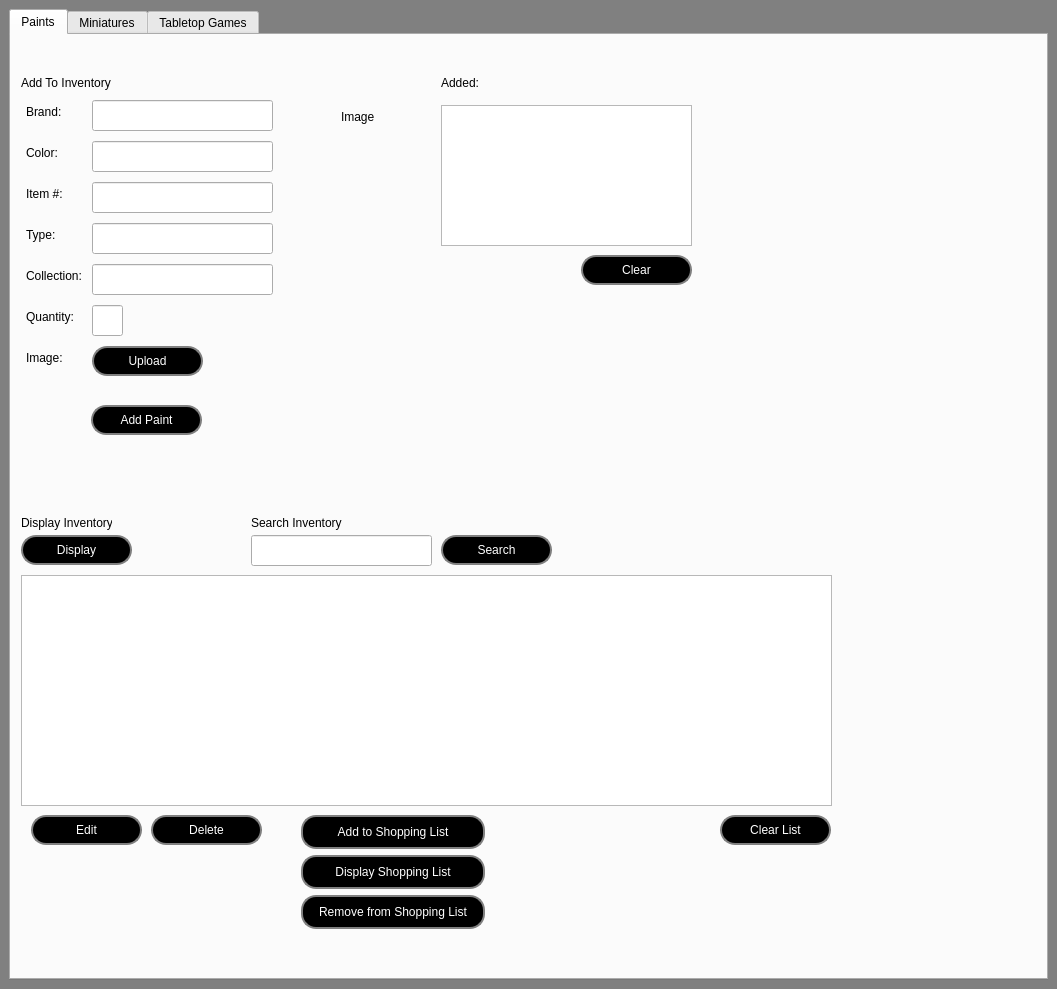
Qt form mainwindow.ui (amy-e-stone/MiniPaintVault) before a commit.
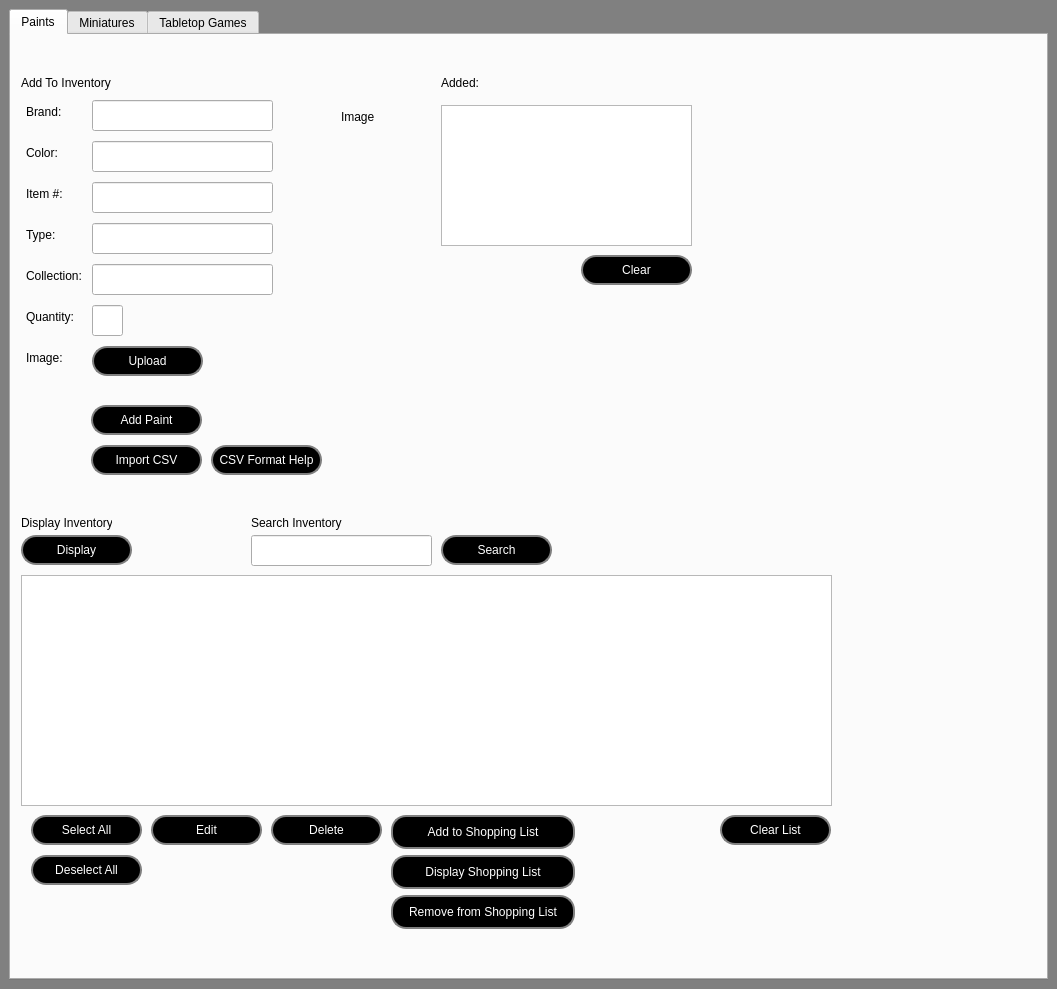
The same form after that commit.

Commit message: Added import feature and csv format instructions. Added 'Select All' and 'Deselect All' buttons. Made it so a user can only select one item at a time to edit, to mitigate closing each edit window one at a time when several items are selected

What changed in the file:
```diff
--- a/mainwindow.ui
+++ b/mainwindow.ui
@@ -287,7 +287,7 @@
        <widget class="QPushButton" name="buttonDelete">
         <property name="geometry">
          <rect>
-          <x>140</x>
+          <x>260</x>
           <y>780</y>
           <width>111</width>
           <height>30</height>
@@ -362,7 +362,7 @@
        <widget class="QPushButton" name="buttonEdit">
         <property name="geometry">
          <rect>
-          <x>20</x>
+          <x>140</x>
           <y>780</y>
           <width>111</width>
           <height>30</height>
@@ -410,22 +410,22 @@
        <widget class="QPushButton" name="buttonAddToShopping">
         <property name="geometry">
          <rect>
-          <x>290</x>
+          <x>380</x>
           <y>780</y>
           <width>184</width>
-          <height>30</height>
+          <height>34</height>
          </rect>
         </property>
         <property name="minimumSize">
          <size>
           <width>184</width>
-          <height>30</height>
+          <height>34</height>
          </size>
         </property>
         <property name="maximumSize">
          <size>
           <width>184</width>
-          <height>30</height>
+          <height>34</height>
          </size>
         </property>
         <property name="styleSheet">
@@ -443,22 +443,22 @@
        <widget class="QPushButton" name="buttonDisplayShoppingList">
         <property name="geometry">
          <rect>
-          <x>290</x>
+          <x>380</x>
           <y>820</y>
           <width>184</width>
-          <height>30</height>
+          <height>34</height>
          </rect>
         </property>
         <property name="minimumSize">
          <size>
           <width>184</width>
-          <height>30</height>
+          <height>34</height>
          </size>
         </property>
         <property name="maximumSize">
          <size>
           <width>184</width>
-          <height>30</height>
+          <height>34</height>
          </size>
         </property>
         <property name="styleSheet">
@@ -476,22 +476,22 @@
        <widget class="QPushButton" name="buttonRemoveFromShoppingList">
         <property name="geometry">
          <rect>
-          <x>290</x>
+          <x>380</x>
           <y>860</y>
           <width>184</width>
-          <height>30</height>
+          <height>34</height>
          </rect>
         </property>
         <property name="minimumSize">
          <size>
           <width>184</width>
-          <height>30</height>
+          <height>34</height>
          </size>
         </property>
         <property name="maximumSize">
          <size>
           <width>184</width>
-          <height>30</height>
+          <height>34</height>
          </size>
         </property>
         <property name="styleSheet">
@@ -623,6 +623,112 @@
          <string>Add Paint</string>
         </property>
        </widget>
+       <widget class="QPushButton" name="buttonImportCSV">
+        <property name="geometry">
+         <rect>
+          <x>80</x>
+          <y>410</y>
+          <width>111</width>
+          <height>30</height>
+         </rect>
+        </property>
+        <property name="minimumSize">
+         <size>
+          <width>0</width>
+          <height>0</height>
+         </size>
+        </property>
+        <property name="maximumSize">
+         <size>
+          <width>16777215</width>
+          <height>16777215</height>
+         </size>
+        </property>
+        <property name="styleSheet">
+         <string notr="true"/>
+        </property>
+        <property name="text">
+         <string>Import CSV</string>
+        </property>
+       </widget>
+       <widget class="QPushButton" name="buttonHelp">
+        <property name="geometry">
+         <rect>
+          <x>200</x>
+          <y>410</y>
+          <width>111</width>
+          <height>30</height>
+         </rect>
+        </property>
+        <property name="minimumSize">
+         <size>
+          <width>0</width>
+          <height>0</height>
+         </size>
+        </property>
+        <property name="maximumSize">
+         <size>
+          <width>16777215</width>
+          <height>16777215</height>
+         </size>
+        </property>
+        <property name="styleSheet">
+         <string notr="true"/>
+        </property>
+        <property name="text">
+         <string>CSV Format Help</string>
+        </property>
+       </widget>
+       <widget class="QPushButton" name="buttonSelectAll">
+        <property name="geometry">
+         <rect>
+          <x>20</x>
+          <y>780</y>
+          <width>111</width>
+          <height>30</height>
+         </rect>
+        </property>
+        <property name="minimumSize">
+         <size>
+          <width>0</width>
+          <height>0</height>
+         </size>
+        </property>
+        <property name="maximumSize">
+         <size>
+          <width>16777215</width>
+          <height>16777215</height>
+         </size>
+        </property>
+        <property name="text">
+         <string>Select All</string>
+        </property>
+       </widget>
+       <widget class="QPushButton" name="buttonDeselectAll">
+        <property name="geometry">
+         <rect>
+          <x>20</x>
+          <y>820</y>
+          <width>111</width>
+          <height>30</height>
+         </rect>
+        </property>
+        <property name="minimumSize">
+         <size>
+          <width>0</width>
+          <height>0</height>
+         </size>
+        </property>
+        <property name="maximumSize">
+         <size>
+          <width>16777215</width>
+          <height>16777215</height>
+         </size>
+        </property>
+        <property name="text">
+         <string>Deselect All</string>
+        </property>
+       </widget>
       </widget>
       <widget class="QWidget" name="minisTab">
        <property name="styleSheet">
```
The commit also changes 13 other files.
